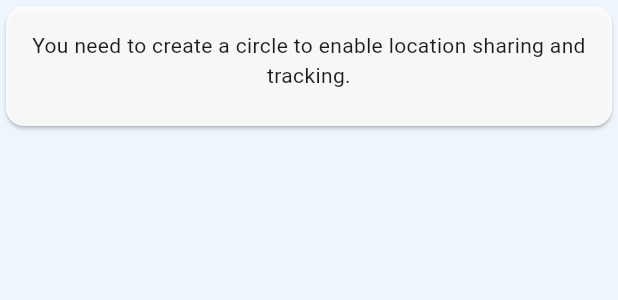
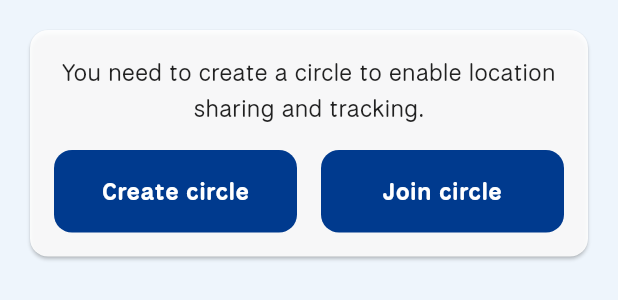
Before and after one commit to fareezj/circle-sync, a Flutter app: the CircleInfoCard widget shown alone on an empty page, opened directly with empty values, on a phone screen of 412 x 824 dp. Shown: the top 300 px of the screen. Run offline on Flutter 3.47's test engine with Material 3 defaults, Android fonts, the phone set to English and light mode, and no system bars; our stand-ins replace cloud_firestore, dartz, firebase_auth, firebase_core, flutter_map, flutter_riverpod and 11 more; missing offline and left inert: dart:ffi, flutter_foreground_task, onesignal_flutter; accounts and stored records are empty; generated files the repository leaves out were written again; network calls fail.

Commit message:
Update UI

```diff
--- a/lib/features/map/presentation/routers/circle_navigation_router.dart
+++ b/lib/features/map/presentation/routers/circle_navigation_router.dart
@@ -10,9 +10,11 @@ class CircleNavigationRouter extends StatelessWidget {
   final CircleSheetArgs circleListArgs;
   final AddCircleArgs addCircleArgs;
   final JoinCircleArgs joinCircleArgs;
+  final String? initialRoute;
 
   const CircleNavigationRouter({
     super.key,
+    this.initialRoute,
     required this.circleListArgs,
     required this.addCircleArgs,
     required this.joinCircleArgs,
@@ -22,6 +24,7 @@ class CircleNavigationRouter extends StatelessWidget {
   Widget build(BuildContext context) {
     return Navigator(
       key: circleSheetNavKey,
+      initialRoute: initialRoute,
       onGenerateRoute: (RouteSettings settings) {
         Widget page;
         switch (settings.name) {
@@ -62,10 +65,12 @@ class CircleSheetArgs {
 
 class AddCircleArgs {
   final VoidCallback onAddedCircle;
-  AddCircleArgs(this.onAddedCircle);
+  final bool showBack;
+  AddCircleArgs({required this.onAddedCircle, required this.showBack});
 }
 
 class JoinCircleArgs {
   final VoidCallback onJoinedCircle;
-  JoinCircleArgs(this.onJoinedCircle);
+  final bool showBack;
+  JoinCircleArgs({required this.onJoinedCircle, required this.showBack});
 }
--- a/lib/main.dart
+++ b/lib/main.dart
@@ -98,7 +98,7 @@ class _CircleSyncState extends ConsumerState<CircleSync> {
             builder: (context, snapshot) {
               final isLoggedIn = snapshot.data ?? false;
               return isLoggedIn == 'true'
-                  ? const LoginPage()
+                  ? const MainPage()
                   : const LoginPage();
             },
           );
--- a/lib/screens/widgets/circle_info_card.dart
+++ b/lib/screens/widgets/circle_info_card.dart
@@ -1,17 +1,19 @@
+import 'package:flutter/material.dart';
 import 'package:circle_sync/features/map/presentation/pages/widgets/circle_list_sheet.dart';
 import 'package:circle_sync/features/map/presentation/routers/circle_navigation_router.dart';
 import 'package:circle_sync/models/circle_model.dart';
-import 'package:flutter/material.dart';
+import 'package:circle_sync/widgets/confirm_button.dart';
+import 'package:circle_sync/widgets/text_widgets.dart';
 
 class CircleInfoCard extends StatelessWidget {
   final bool hasCircle;
   final String? circleName;
-  List<CircleModel> circleList;
+  final List<CircleModel> circleList;
   final Function(CircleModel) onCircleTap;
   final VoidCallback onCircleCreated;
   final VoidCallback onJoinedCircle;
 
-  CircleInfoCard({
+  const CircleInfoCard({
     super.key,
     required this.onCircleTap,
     required this.circleList,
@@ -21,62 +23,110 @@ class CircleInfoCard extends StatelessWidget {
     required this.onJoinedCircle,
   });
 
+  void onShowCircleModal({
+    required BuildContext context,
+    String? initialRoute,
+    bool onShowBack = true,
+  }) {
+    showModalBottomSheet(
+      context: context,
+      builder: (BuildContext modalContext) {
+        return CircleNavigationRouter(
+          initialRoute: initialRoute,
+          circleListArgs: CircleSheetArgs(
+            circleList: circleList,
+            onCircleTap: (circle) {
+              Navigator.pop(modalContext); // Close the modal
+              onCircleTap(circle); // Trigger the callback
+            },
+          ),
+          addCircleArgs: AddCircleArgs(
+            showBack: onShowBack,
+            onAddedCircle: () {
+              Navigator.pop(modalContext); // Close the modal
+              onCircleCreated(); // Trigger the callback
+            },
+          ),
+          joinCircleArgs: JoinCircleArgs(
+            showBack: onShowBack,
+            onJoinedCircle: () {
+              Navigator.pop(modalContext); // Close the modal
+              onJoinedCircle(); // Trigger the callback
+            },
+          ),
+        );
+      },
+    );
+  }
+
   @override
   Widget build(BuildContext context) {
-    if (!hasCircle) {
-      return Card(
+    return GestureDetector(
+      onTap: () => onShowCircleModal(context: context, initialRoute: null),
+      child: Column(
+        children: [
+          if (!hasCircle) ...[
+            Padding(
+              padding: const EdgeInsets.all(16.0),
+              child: Card(
                 color: Colors.white.withOpacity(0.9),
                 child: Padding(
                   padding: const EdgeInsets.all(16.0),
                   child: Column(
                     mainAxisSize: MainAxisSize.min,
                     children: [
-              const Text(
+                      TextWidgets.mainRegular(
+                        title:
                             'You need to create a circle to enable location sharing and tracking.',
                         textAlign: TextAlign.center,
                       ),
-              const SizedBox(height: 8),
-              // ElevatedButton(
-              //   onPressed: onCreateCircle,
-              //   child: const Text('Create Circle'),
-              // ),
+                      const SizedBox(height: 16),
+                      Row(
+                        children: [
+                          Expanded(
+                            child: ConfirmButton(
+                              onClick: () {
+                                onShowCircleModal(
+                                    context: context,
+                                    initialRoute: '/add-circle',
+                                    onShowBack: false);
+                              },
+                              title: 'Create circle',
+                            ),
+                          ),
+                          const SizedBox(width: 16),
+                          Expanded(
+                            child: ConfirmButton(
+                              onClick: () {
+                                onShowCircleModal(
+                                    context: context,
+                                    initialRoute: '/join-circle',
+                                    onShowBack: false);
+                              },
+                              title: 'Join circle',
+                            ),
+                          ),
+                        ],
+                      ),
                     ],
                   ),
                 ),
-      );
-    }
-
-    if (circleName == null) return const SizedBox.shrink();
-
-    return GestureDetector(
-      onTap: () {
-        showModalBottomSheet(
-          context: context,
-          builder: (_) => CircleNavigationRouter(
-            circleListArgs: CircleSheetArgs(
-              circleList: circleList,
-              onCircleTap: (p0) => onCircleTap(p0),
               ),
-            addCircleArgs: AddCircleArgs(() {
-              Navigator.pop(context);
-              onCircleCreated();
-            }),
-            joinCircleArgs: JoinCircleArgs(() {
-              Navigator.pop(context);
-              onCircleCreated();
-            }),
             ),
-        );
-      },
-      child: Card(
-        color: Colors.white.withOpacity(0.9),
-        child: Padding(
-          padding: const EdgeInsets.symmetric(horizontal: 16.0, vertical: 8.0),
+          ] else ...[
+            Padding(
+              padding:
+                  const EdgeInsets.symmetric(horizontal: 16.0, vertical: 8.0),
               child: Text(
                 circleName!,
-            style: const TextStyle(fontSize: 18, fontWeight: FontWeight.bold),
+                style: const TextStyle(
+                  fontSize: 18,
+                  fontWeight: FontWeight.bold,
                 ),
               ),
+            ),
+          ],
+        ],
       ),
     );
   }
```
Also changed, not shown: lib/features/map/presentation/pages/map_page.dart (+15 -70 lines), lib/features/map/presentation/pages/widgets/add_circle_sheet.dart (+6 -5 lines), lib/features/map/presentation/pages/widgets/join_circle_sheet.dart (+3 -6 lines). Lines whose indentation alone changed are shown as unchanged.
